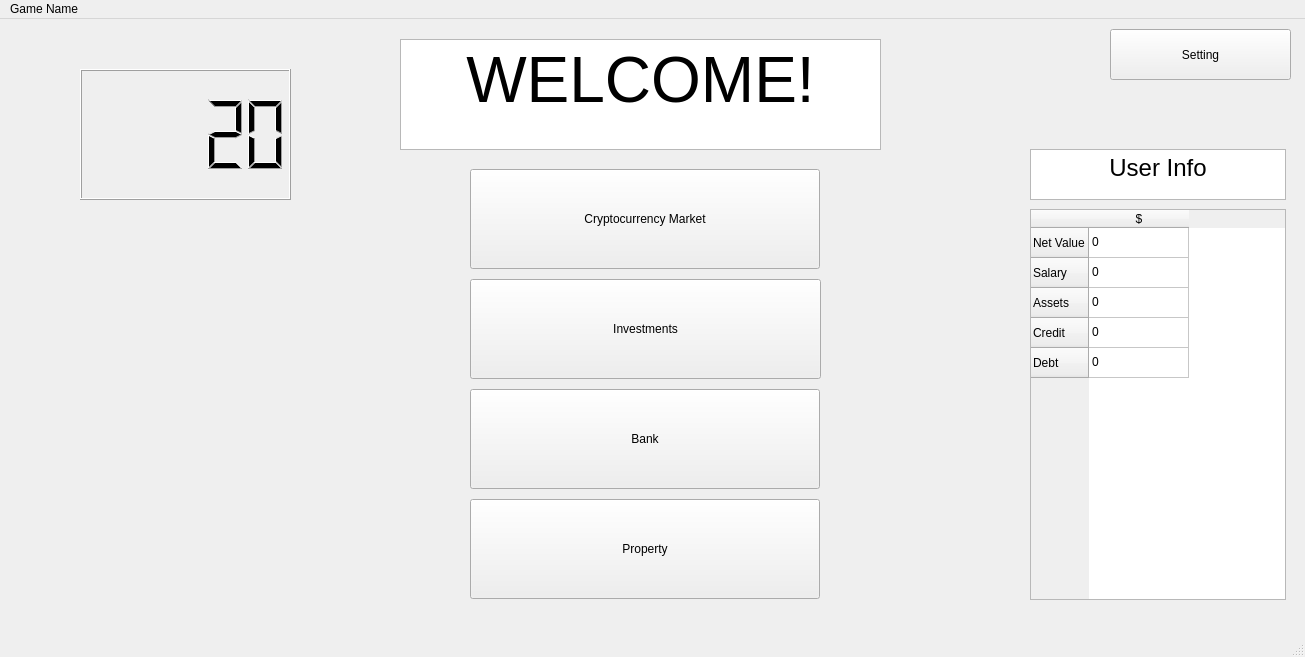
Before: the Qt Designer form windows/main_window.ui in sj43/hackricecryptogame, drawn with Qt 5.
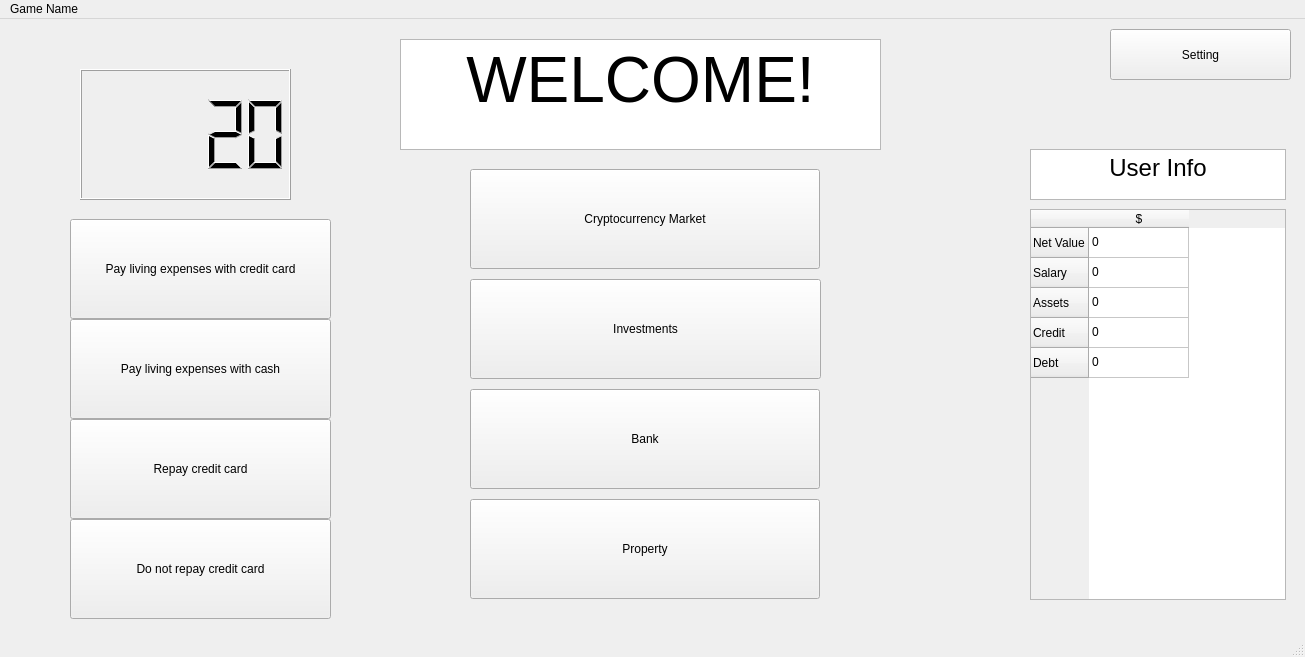
After: the same form once the commit is applied.

What changed in the file:
```diff
--- a/windows/main_window.ui
+++ b/windows/main_window.ui
@@ -194,6 +194,58 @@
      <string>Property</string>
     </property>
    </widget>
+   <widget class="QPushButton" name="living_credit">
+    <property name="geometry">
+     <rect>
+      <x>70</x>
+      <y>200</y>
+      <width>261</width>
+      <height>100</height>
+     </rect>
+    </property>
+    <property name="text">
+     <string>Pay living expenses with credit card</string>
+    </property>
+   </widget>
+   <widget class="QPushButton" name="living_savings">
+    <property name="geometry">
+     <rect>
+      <x>70</x>
+      <y>300</y>
+      <width>261</width>
+      <height>100</height>
+     </rect>
+    </property>
+    <property name="text">
+     <string>Pay living expenses with cash</string>
+    </property>
+   </widget>
+   <widget class="QPushButton" name="living_savings_2">
+    <property name="geometry">
+     <rect>
+      <x>70</x>
+      <y>500</y>
+      <width>261</width>
+      <height>100</height>
+     </rect>
+    </property>
+    <property name="text">
+     <string>Do not repay credit card</string>
+    </property>
+   </widget>
+   <widget class="QPushButton" name="credit_repay">
+    <property name="geometry">
+     <rect>
+      <x>70</x>
+      <y>400</y>
+      <width>261</width>
+      <height>100</height>
+     </rect>
+    </property>
+    <property name="text">
+     <string>Repay credit card</string>
+    </property>
+   </widget>
   </widget>
   <widget class="QMenuBar" name="menubar">
    <property name="geometry">
```
Left out of the diff: 12 changed lines with no effect on the pictures.
